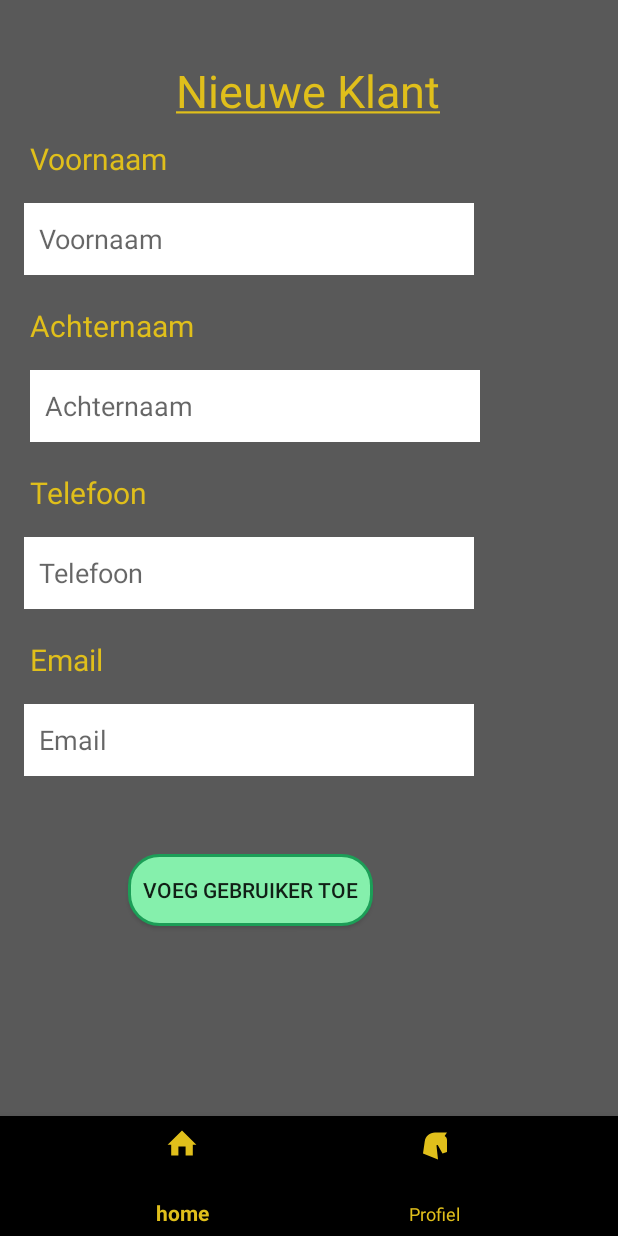
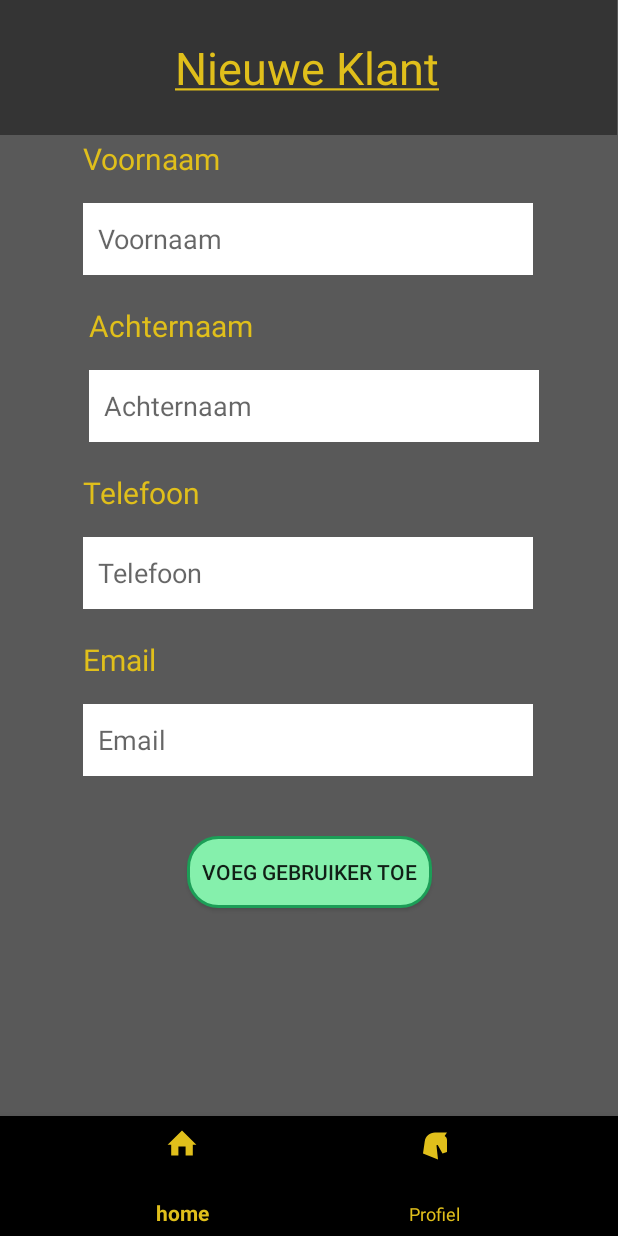
Before and after one commit to JarnoDK/HoefsmidEnjo_app, an Android app: the ClientAddFragment screen opened through its navigation route, on a phone screen of 412 x 824 dp. Run offline under Robolectric (Android 15) with nearby library versions, the phone set to English and light mode, and no system bars; our stand-ins replace Room's generated code, Timber, data binding, navigation-ui.

Commit message:
toevoegen extra duisternis (doorbreken van enkele kleur) design

```diff
--- a/app/src/main/res/layout/event_item.xml
+++ b/app/src/main/res/layout/event_item.xml
@@ -44,8 +44,6 @@
             android:id="@+id/event_titel"
             android:layout_width="299dp"
             android:layout_height="30dp"
-            android:layout_marginStart="4dp"
-            android:layout_marginTop="4dp"
             android:gravity="center"
             android:text="@string/titel"
             app:layout_constraintStart_toStartOf="@+id/Card"
@@ -77,8 +75,6 @@
             android:id="@+id/event_hour"
             android:layout_width="112dp"
             android:layout_height="29dp"
-            android:layout_marginStart="4dp"
-            android:layout_marginTop="4dp"
             android:gravity="center_vertical"
             android:paddingStart="15dp"
             android:paddingEnd="10dp"
--- a/app/src/main/res/layout/fragment_client_add.xml
+++ b/app/src/main/res/layout/fragment_client_add.xml
@@ -11,26 +11,32 @@ xmlns:tools="http://schemas.android.com/tools"
         android:background="@color/background">
 
 
+        <View
+            android:id="@+id/view2"
+            android:layout_width="411dp"
+            android:layout_height="90dp"
+            android:background="@color/navigation"
+            app:layout_constraintStart_toStartOf="parent"
+            app:layout_constraintTop_toTopOf="parent" />
+
         <TextView
             android:id="@+id/label_telephone"
             android:layout_width="wrap_content"
             android:layout_height="wrap_content"
-            android:layout_marginStart="20dp"
             android:layout_marginTop="20dp"
             android:text="@string/telefoon"
             android:theme="@style/clientlabel"
-            app:layout_constraintStart_toStartOf="parent"
+            app:layout_constraintStart_toStartOf="@+id/telefoon"
             app:layout_constraintTop_toBottomOf="@+id/lastname" />
 
         <TextView
             android:id="@+id/label_email"
             android:layout_width="wrap_content"
             android:layout_height="wrap_content"
-            android:layout_marginStart="20dp"
             android:layout_marginTop="20dp"
             android:text="@string/email"
             android:theme="@style/clientlabel"
-            app:layout_constraintStart_toStartOf="parent"
+            app:layout_constraintStart_toStartOf="@+id/Email"
             app:layout_constraintTop_toBottomOf="@+id/telefoon" />
 
         <EditText
@@ -43,25 +49,9 @@ xmlns:tools="http://schemas.android.com/tools"
             android:inputType="text"
             android:theme="@style/inputtext"
             app:layout_constraintEnd_toEndOf="parent"
-            app:layout_constraintHorizontal_bias="0.144"
+            app:layout_constraintHorizontal_bias="0.495"
             app:layout_constraintStart_toStartOf="parent"
             app:layout_constraintTop_toBottomOf="@+id/label_firstname">
-
-        </EditText>
-
-        <EditText
-            android:id="@+id/lastname"
-            android:layout_width="300dp"
-            android:layout_height="48dp"
-            android:layout_marginTop="16dp"
-            android:background="@color/white"
-            android:hint="@string/achternaam"
-            android:inputType="text"
-            android:theme="@style/inputtext"
-            app:layout_constraintEnd_toEndOf="parent"
-            app:layout_constraintHorizontal_bias="0.18"
-            app:layout_constraintStart_toStartOf="parent"
-            app:layout_constraintTop_toBottomOf="@+id/label_lastname">
 
         </EditText>
 
@@ -75,7 +65,7 @@ xmlns:tools="http://schemas.android.com/tools"
             android:inputType="phone"
             android:theme="@style/inputtext"
             app:layout_constraintEnd_toEndOf="parent"
-            app:layout_constraintHorizontal_bias="0.144"
+            app:layout_constraintHorizontal_bias="0.495"
             app:layout_constraintStart_toStartOf="parent"
             app:layout_constraintTop_toBottomOf="@+id/label_telephone">
 
@@ -91,9 +81,25 @@ xmlns:tools="http://schemas.android.com/tools"
             android:inputType="textEmailAddress"
             android:theme="@style/inputtext"
             app:layout_constraintEnd_toEndOf="parent"
-            app:layout_constraintHorizontal_bias="0.144"
+            app:layout_constraintHorizontal_bias="0.495"
             app:layout_constraintStart_toStartOf="parent"
             app:layout_constraintTop_toBottomOf="@+id/label_email">
+
+        </EditText>
+
+        <EditText
+            android:id="@+id/lastname"
+            android:layout_width="300dp"
+            android:layout_height="48dp"
+            android:layout_marginTop="16dp"
+            android:background="@color/white"
+            android:hint="@string/achternaam"
+            android:inputType="text"
+            android:theme="@style/inputtext"
+            app:layout_constraintEnd_toEndOf="parent"
+            app:layout_constraintHorizontal_bias="0.531"
+            app:layout_constraintStart_toStartOf="parent"
+            app:layout_constraintTop_toBottomOf="@+id/label_lastname">
 
         </EditText>
 
@@ -101,34 +107,32 @@ xmlns:tools="http://schemas.android.com/tools"
             android:id="@+id/label_firstname"
             android:layout_width="wrap_content"
             android:layout_height="wrap_content"
-            android:layout_marginStart="20dp"
             android:layout_marginTop="92dp"
             android:text="@string/voornaam"
             android:theme="@style/clientlabel"
-            app:layout_constraintStart_toStartOf="parent"
+            app:layout_constraintStart_toStartOf="@+id/firstname"
             app:layout_constraintTop_toTopOf="parent" />
 
         <TextView
             android:id="@+id/label_lastname"
             android:layout_width="wrap_content"
             android:layout_height="wrap_content"
-            android:layout_marginStart="20dp"
             android:layout_marginTop="20dp"
             android:text="@string/achternaam"
             android:theme="@style/clientlabel"
-            app:layout_constraintStart_toStartOf="parent"
+            app:layout_constraintStart_toStartOf="@+id/lastname"
             app:layout_constraintTop_toBottomOf="@+id/firstname" />
 
         <TextView
             android:id="@+id/title_newClient"
-            android:layout_width="wrap_content"
-            android:layout_height="wrap_content"
-            android:layout_marginTop="40dp"
+            android:layout_width="410dp"
+            android:layout_height="90dp"
+            android:gravity="center"
             android:text="@string/nieuwe_klant"
             android:textColor="@color/textGold"
             android:textSize="30sp"
             app:layout_constraintEnd_toEndOf="parent"
-            app:layout_constraintHorizontal_bias="0.498"
+            app:layout_constraintHorizontal_bias="0.0"
             app:layout_constraintStart_toStartOf="parent"
             app:layout_constraintTop_toTopOf="parent" />
 
@@ -136,15 +140,15 @@ xmlns:tools="http://schemas.android.com/tools"
             android:id="@+id/button_adduser"
             android:layout_width="wrap_content"
             android:layout_height="wrap_content"
-            android:layout_marginTop="52dp"
+            android:layout_marginTop="40dp"
             android:background="@drawable/confirmbutton"
             android:paddingStart="10dp"
             android:paddingEnd="10dp"
             android:text="Voeg gebruiker toe"
             app:layout_constraintEnd_toEndOf="parent"
-            app:layout_constraintHorizontal_bias="0.344"
             app:layout_constraintStart_toStartOf="parent"
             app:layout_constraintTop_toBottomOf="@+id/Email" />
+
     </androidx.constraintlayout.widget.ConstraintLayout>
 
 </layout>
--- a/app/src/main/res/layout/fragment_item_get.xml
+++ b/app/src/main/res/layout/fragment_item_get.xml
@@ -13,7 +13,7 @@
         <View
             android:id="@+id/backgroundTop"
             android:layout_width="match_parent"
-            android:layout_height="187dp"
+            android:layout_height="190dp"
             android:background="@color/navigation"
             app:layout_constraintStart_toStartOf="parent"
             app:layout_constraintTop_toTopOf="parent" />
```
Also changed, not shown: app/src/main/res/layout/fragment_client_get.xml (+9 -1 lines), app/src/main/res/layout/fragment_client_item.xml (+11 -14 lines), app/src/main/res/layout/fragment_home3.xml (+12 -4 lines), app/src/main/res/layout/fragment_login.xml (+18 -12 lines).
